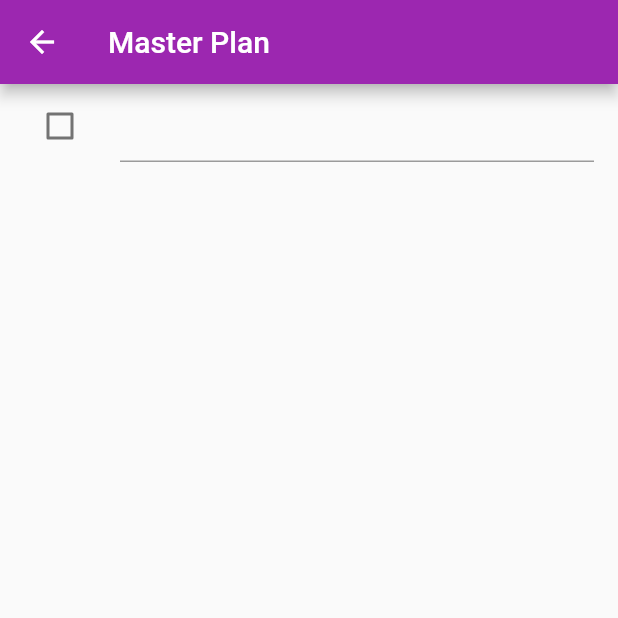
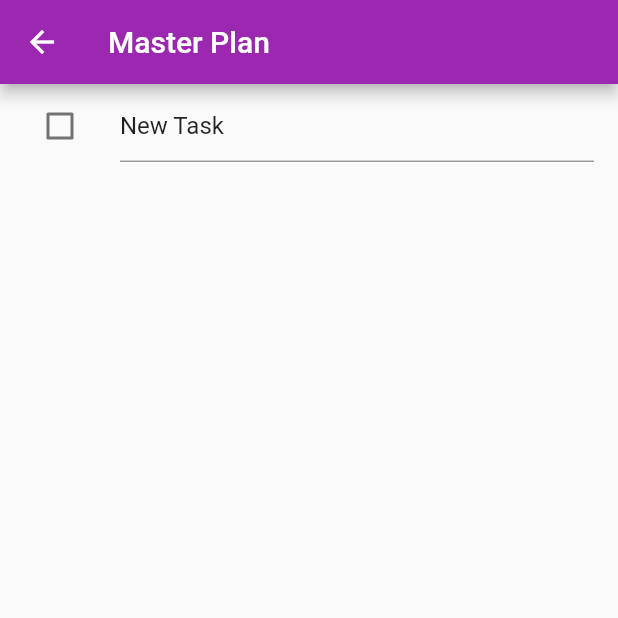
Before and after one commit to NoelKenfack12/flutter-for-begginers, a Flutter app: the PlanScreen screen opened directly with empty values, after a tap on the "add" icon, on a phone screen of 412 x 824 dp, the top half of it. Run offline on Flutter 3.47's test engine with Material 2 defaults, Android fonts, the phone set to English and light mode, and no system bars.

Commit message:
update controller

```diff
--- a/lib/controllers/plan_controller.dart
+++ b/lib/controllers/plan_controller.dart
@@ -1,5 +1,53 @@
 import '../services/plan_services.dart';
 import '../models/data_layer.dart';
+
+class PlanController {
+  final _plans = <Plan>[];
+
+  // This public getter cannot be modified by any other object
+  List<Plan> get plans => List.unmodifiable(_plans);
+
+  String _checkForDuplicates(Iterable<String> items, String text) {
+    final duplicatedCount = items
+        .where((item) => item.contains(text))
+        .length;
+    if (duplicatedCount > 0) {
+      text += ' ${duplicatedCount + 1}';
+    }
+    return text;
+  }
+
+  void addNewPlan(String name) {
+    if (name.isEmpty) {
+      return;
+    }
+
+    name = _checkForDuplicates(_plans.map((plan) => plan.name), name);
+
+    final plan = Plan()..name = name;
+    _plans.add(plan);
+  }
+
+  void deletePlan(Plan plan) {
+    _plans.remove(plan);
+  }
+
+  void createNewTask(Plan plan, String? description) {
+    if (description == null || description.isEmpty) {
+      description = 'New Task';
+    }
+
+    description = _checkForDuplicates(
+        plan.tasks.map((task) => task.description), description);
+
+    final task = Task()..description = description;
+    plan.tasks.add(task);
+  }
+
+  void deleteTask(Plan plan, Task task) {
+    plan.tasks.remove(task);
+  }
+}
 
 /*
 class PlanController {
--- a/lib/plan_provider.dart
+++ b/lib/plan_provider.dart
@@ -1,17 +1,19 @@
 import 'package:flutter/material.dart';
 import './models/data_layer.dart';
+import 'controllers/plan_controller.dart';
 
 class PlanProvider extends InheritedWidget {
-  final _plan = Plan();
+  //final _plan = Plan();
   final _plans = <Plan>[];
+  final _controller = PlanController();
 
   PlanProvider({Key? key, required Widget child}) : super(key: key, child: child);
 
   @override
   bool updateShouldNotify(InheritedWidget oldWidget) => false;
 
-  static List<Plan> of(BuildContext context) {
+  static PlanController of(BuildContext context) {
     final provider = context.dependOnInheritedWidgetOfExactType<PlanProvider>()!;
-    return provider._plans;
+    return provider._controller;
   }
 }
--- a/lib/views/plan_screen.dart
+++ b/lib/views/plan_screen.dart
@@ -45,9 +45,9 @@ class _PlanScreenState extends State<PlanScreen> {
     return FloatingActionButton(
       child: Icon(Icons.add),
       onPressed: () {
-        setState(() {
-          plan.tasks.add(Task());
-        });
+        final controller = PlanProvider.of(context);
+        controller.createNewTask(plan,'');
+        setState(() {});
       },
     );
   }
@@ -62,8 +62,18 @@ class _PlanScreenState extends State<PlanScreen> {
     );
   }
 
+
   Widget _buildTaskTile(Task task) {
-    return ListTile(
+    return Dismissible(
+      key: ValueKey(task),
+      background: Container(color: Colors.red),
+      direction: DismissDirection.endToStart,
+      onDismissed: (_) {
+        final controller = PlanProvider.of(context);
+        controller.deleteTask(plan, task);
+        setState(() {});
+      },
+      child: ListTile(
         leading: Checkbox(
             value: task.complete,
             onChanged: (selected) {
@@ -78,6 +88,7 @@ class _PlanScreenState extends State<PlanScreen> {
                 task.description = text;
               });
             }),
+      ),
     );
   }
 
```
Also changed, not shown: lib/views/plan_creator_screen.dart (+18 -5 lines). Lines whose indentation alone changed are shown as unchanged.
